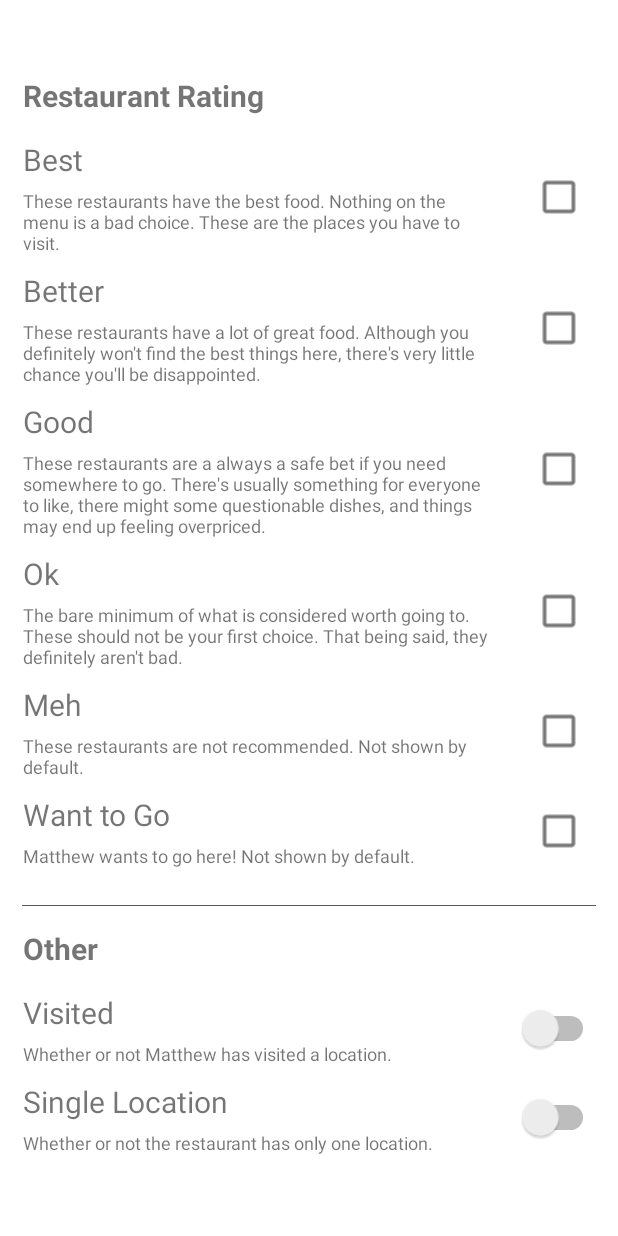
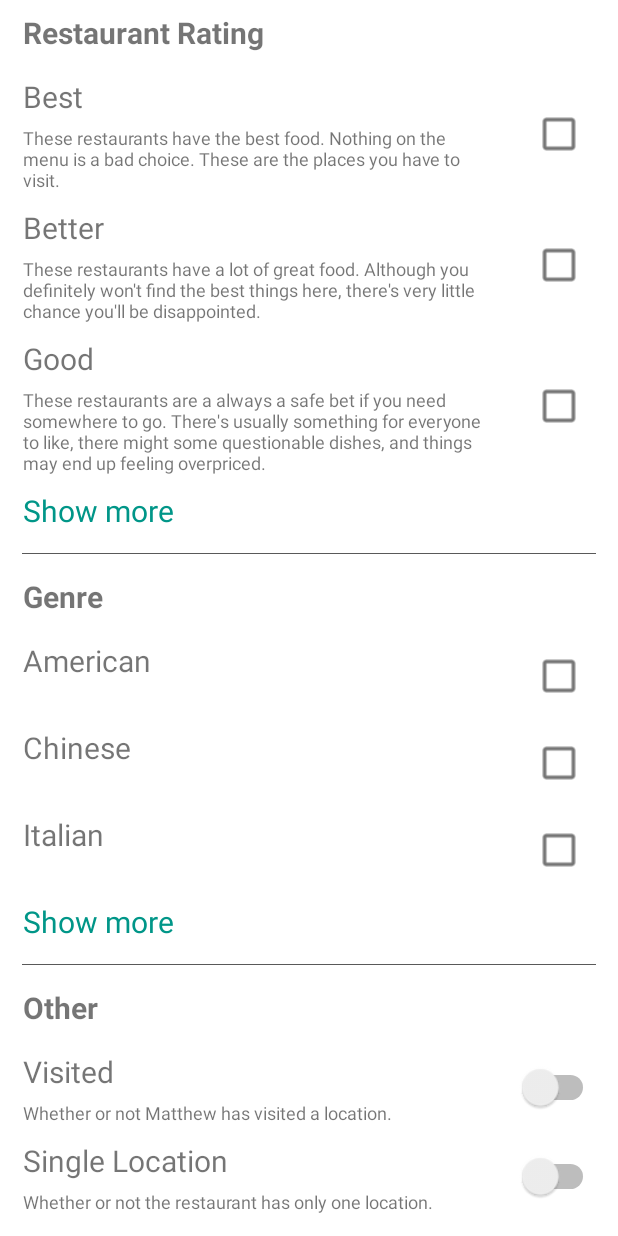
Before and after one commit to rolledback/RestaurantMap, an Android app: the screen it shows after launch (MainActivity), after a tap on "Filter", on a phone screen of 412 x 824 dp. Run offline under Robolectric (Android 15) with nearby library versions, the phone set to English and light mode, and no system bars.

Commit message:
Add show more to the list

```diff
--- a/RestaurantMapAndroid/app/src/main/java/com/rolledback/restaurantmap/FiltersFragment.java
+++ b/RestaurantMapAndroid/app/src/main/java/com/rolledback/restaurantmap/FiltersFragment.java
@@ -60,14 +60,30 @@ public class FiltersFragment extends Fragment {
         this.linearLayout = view.findViewById(R.id.linear_layout);
 
         List<IViewableFilter> ratingFilterItems = Arrays.asList(
-                new CheckFilterItem(getText(R.string.best_rating_title).toString(), getText(R.string.best_rating_description).toString()),
-                new CheckFilterItem(getText(R.string.better_rating_title).toString(), getText(R.string.better_rating_description).toString()),
-                new CheckFilterItem(getText(R.string.good_rating_title).toString(), getText(R.string.good_rating_description).toString()),
-                new CheckFilterItem(getText(R.string.ok_rating_title).toString(), getText(R.string.ok_rating_description).toString()),
-                new CheckFilterItem(getText(R.string.meh_rating_title).toString(), getText(R.string.meh_rating_description).toString()),
-                new CheckFilterItem(getText(R.string.want_rating_title).toString(), getText(R.string.want_rating_description).toString())
+                new CheckFilterItem(getText(R.string.best_rating_title).toString(), getText(R.string.best_rating_description).toString(), true),
+                new CheckFilterItem(getText(R.string.better_rating_title).toString(), getText(R.string.better_rating_description).toString(), true),
+                new CheckFilterItem(getText(R.string.good_rating_title).toString(), getText(R.string.good_rating_description).toString(), true),
+                new CheckFilterItem(getText(R.string.ok_rating_title).toString(), getText(R.string.ok_rating_description).toString(), false),
+                new CheckFilterItem(getText(R.string.meh_rating_title).toString(), getText(R.string.meh_rating_description).toString(), false),
+                new CheckFilterItem(getText(R.string.want_rating_title).toString(), getText(R.string.want_rating_description).toString(), false)
         );
         FilterItemList ratingFilter = new FilterItemList(getText(R.string.rating_filter_title).toString(), ratingFilterItems);
+
+        List<IViewableFilter> genreFilterItems = Arrays.asList(
+                new CheckFilterItem("American", null, true),
+                new CheckFilterItem("Cajun", null, false),
+                new CheckFilterItem("Chinese", null, true),
+                new CheckFilterItem("French", null, false),
+                new CheckFilterItem("German", null, false),
+                new CheckFilterItem("Global", null, false),
+                new CheckFilterItem("Italian", null, true),
+                new CheckFilterItem("Indian", null, false),
+                new CheckFilterItem("Korean", null, false),
+                new CheckFilterItem("Japanese", null, false),
+                new CheckFilterItem("Mexican", null, false)
+
+        );
+        FilterItemList genreFilter = new FilterItemList("Genre", genreFilterItems);
 
         List<IViewableFilter> otherFilterItems = Arrays.asList(
                 new ToggleFilterItem(getText(R.string.visited_title).toString(), getText(R.string.visited_description).toString()),
@@ -76,6 +92,8 @@ public class FiltersFragment extends Fragment {
         FilterItemList otherFilters = new FilterItemList(getText(R.string.other_filters_title).toString(), otherFilterItems);
 
         this.linearLayout.addView(ratingFilter.getView(getContext()));
+        this.linearLayout.addView(new Separator(getContext()));
+        this.linearLayout.addView(genreFilter.getView(getContext()));
         this.linearLayout.addView(new Separator(getContext()));
         this.linearLayout.addView(otherFilters.getView(getContext()));
         return view;
--- a/RestaurantMapAndroid/app/src/main/java/com/rolledback/restaurantmap/Models/CheckFilterItem.java
+++ b/RestaurantMapAndroid/app/src/main/java/com/rolledback/restaurantmap/Models/CheckFilterItem.java
@@ -7,13 +7,15 @@ public class CheckFilterItem implements IViewableFilter {
 
     private String _title;
     private String _description;
+    private boolean _alwaysShow;
 
-    public CheckFilterItem(String title, String description) {
+    public CheckFilterItem(String title, String description, boolean alwaysShow) {
         this._title = title;
         this._description = description;
+        this._alwaysShow = alwaysShow;
     }
 
     public CheckFilterItemView getView(Context context) {
-        return new CheckFilterItemView(context, this._title, this._description);
+        return new CheckFilterItemView(context, this._title, this._description, this._alwaysShow);
     }
 }
--- a/RestaurantMapAndroid/app/src/main/java/com/rolledback/restaurantmap/Views/CheckFilterItemView.java
+++ b/RestaurantMapAndroid/app/src/main/java/com/rolledback/restaurantmap/Views/CheckFilterItemView.java
@@ -14,11 +14,12 @@ import com.rolledback.restaurantmap.R;
 
 import androidx.recyclerview.widget.GridLayoutManager;
 
-public class CheckFilterItemView extends GridLayout {
+public class CheckFilterItemView extends GridLayout implements IHideable {
 
     private TextView title;
     private TextView description;
     private CheckBox checkBox;
+    private boolean _alwaysShow;
 
     public CheckFilterItemView(Context context) {
         super(context);
@@ -32,10 +33,29 @@ public class CheckFilterItemView extends GridLayout {
         this._readAttrs(attrsAsArr);
     }
 
-    public CheckFilterItemView(Context context, String title, String description) {
+    public CheckFilterItemView(Context context, String title, String description, boolean alwaysShow) {
         super(context);
         this._init();
+        this._alwaysShow = alwaysShow;
         this._setTextFields(title, description);
+    }
+
+    public boolean shouldAlwaysShow() {
+        return this._alwaysShow || this.checkBox.isChecked();
+    }
+
+    public void show() {
+        if (this.getVisibility() != VISIBLE) {
+            this.setVisibility(VISIBLE);
+            this.requestLayout();
+        }
+    }
+
+    public void hide() {
+        if (this.getVisibility() != GONE) {
+            this.setVisibility(GONE);
+            this.requestLayout();
+        }
     }
 
     private void _init() {
@@ -58,6 +78,10 @@ public class CheckFilterItemView extends GridLayout {
 
     private void _setTextFields(String title, String description) {
         this.title.setText(title);
-        this.description.setText(description);
+        if (description != null && description.length() > 0) {
+            this.description.setText(description);
+        } else {
+            this.description.setVisibility(GONE);
+        }
     }
 }
--- a/RestaurantMapAndroid/app/src/main/java/com/rolledback/restaurantmap/Views/FilterItemListView.java
+++ b/RestaurantMapAndroid/app/src/main/java/com/rolledback/restaurantmap/Views/FilterItemListView.java
@@ -14,6 +14,11 @@ public class FilterItemListView extends LinearLayout {
 
     private TextView title;
     private LinearLayout linearLayout;
+    TextView toggleShowMoreTextView;
+    private List<View> _itemViews;
+
+    private boolean _containsHideable;
+    private boolean _showingMore;
 
     public FilterItemListView(Context context, String title, List<View> itemViews) {
         super(context);
@@ -21,11 +26,55 @@ public class FilterItemListView extends LinearLayout {
         LayoutInflater.from(getContext()).inflate(R.layout.filter_item_list, this);
         this.title = findViewById(R.id.title);
         this.title.setText(title);
+        this._itemViews = itemViews;
+
+        this._containsHideable = false;
+        this._showingMore = false;
 
         this.linearLayout = findViewById(R.id.filter_item_list_linear_layout);
-        itemViews.forEach(i -> {
-            this.linearLayout.addView(i, new LayoutParams(LayoutParams.MATCH_PARENT, LayoutParams.WRAP_CONTENT));
-            i.requestLayout();
+        this._itemViews.forEach(iV -> {
+            this.linearLayout.addView(iV, new LayoutParams(LayoutParams.MATCH_PARENT, LayoutParams.WRAP_CONTENT));
+            iV.requestLayout();
+            if (iV instanceof IHideable) {
+                this._containsHideable = true;
+                if (((IHideable) iV).shouldAlwaysShow()) {
+                    ((IHideable) iV).show();
+                } else {
+                    ((IHideable) iV).hide();
+                }
+            }
+        });
+
+        if (this._containsHideable) {
+            toggleShowMoreTextView = (TextView)LayoutInflater.from(getContext()).inflate(R.layout.show_more_text, null);
+            toggleShowMoreTextView.setText("Show more");
+            this.linearLayout.addView(toggleShowMoreTextView, new LayoutParams(LayoutParams.MATCH_PARENT, LayoutParams.WRAP_CONTENT));
+            toggleShowMoreTextView.setOnClickListener(new OnClickListener() {
+                @Override
+                public void onClick(View v) {
+                    _toggleShowMore();
+                }
+            });
+        }
+    }
+
+    private void _toggleShowMore() {
+        this._showingMore = !this._showingMore;
+
+        if (this._showingMore) {
+            toggleShowMoreTextView.setText("Show less");
+        } else {
+            toggleShowMoreTextView.setText("Show more");
+        }
+
+        this._itemViews.forEach(iV -> {
+            if (iV instanceof IHideable) {
+                if (this._showingMore) {
+                    ((IHideable) iV).show();
+                } else if (!this._showingMore && !((IHideable) iV).shouldAlwaysShow()) {
+                    ((IHideable) iV).hide();
+                }
+            }
         });
     }
 }
--- /dev/null
+++ b/RestaurantMapAndroid/app/src/main/java/com/rolledback/restaurantmap/Views/IHideable.java
@@ -0,0 +1,7 @@
+package com.rolledback.restaurantmap.Views;
+
+public interface IHideable {
+    boolean shouldAlwaysShow();
+    void show();
+    void hide();
+}
--- a/RestaurantMapAndroid/app/src/main/res/layout/fragment_filters.xml
+++ b/RestaurantMapAndroid/app/src/main/res/layout/fragment_filters.xml
@@ -16,7 +16,7 @@
             android:layout_width="match_parent"
             android:layout_height="match_parent"
             android:orientation="vertical"
-            android:paddingTop="50dp">
+            android:paddingTop="8dp">
         </LinearLayout>
     </ScrollView>
 </FrameLayout>
--- /dev/null
+++ b/RestaurantMapAndroid/app/src/main/res/layout/show_more_text.xml
@@ -0,0 +1,5 @@
+<?xml version="1.0" encoding="utf-8"?>
+<TextView xmlns:android="http://schemas.android.com/apk/res/android"
+    android:layout_width="fill_parent"
+    android:layout_height="wrap_content"
+    style="@style/show_more" />
```
Also changed, not shown: 1 other file.
